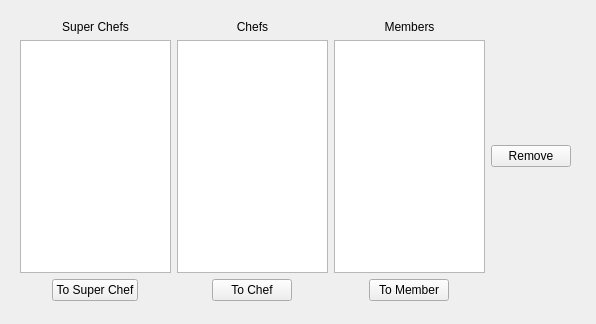
alexcoy257/lrnet, file src/rehearsalchef/superchefform.ui: the form before one commit.
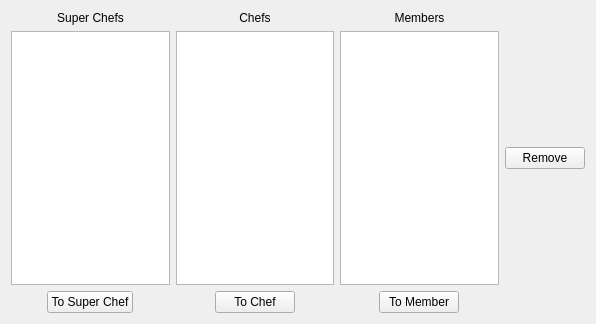
The form after the commit.

The edit to the form file:
```diff
--- a/src/rehearsalchef/superchefform.ui
+++ b/src/rehearsalchef/superchefform.ui
@@ -13,85 +13,7 @@
   <property name="windowTitle">
    <string>Form</string>
   </property>
-  <widget class="QWidget" name="gridLayoutWidget">
-   <property name="geometry">
-    <rect>
-     <x>20</x>
-     <y>20</y>
-     <width>551</width>
-     <height>281</height>
-    </rect>
-   </property>
-   <layout class="QGridLayout" name="gridLayout">
-    <item row="1" column="1">
-     <widget class="QListWidget" name="chefList"/>
-    </item>
-    <item row="0" column="2">
-     <widget class="QLabel" name="label_3">
-      <property name="text">
-       <string>Members</string>
-      </property>
-      <property name="alignment">
-       <set>Qt::AlignCenter</set>
-      </property>
-     </widget>
-    </item>
-    <item row="1" column="0">
-     <widget class="QListWidget" name="superChefList"/>
-    </item>
-    <item row="2" column="2">
-     <layout class="QHBoxLayout" name="horizontalLayout_3">
-      <item>
-       <spacer name="horizontalSpacer_5">
-        <property name="orientation">
-         <enum>Qt::Horizontal</enum>
-        </property>
-        <property name="sizeHint" stdset="0">
-         <size>
-          <width>40</width>
-          <height>20</height>
-         </size>
-        </property>
-       </spacer>
-      </item>
-      <item>
-       <widget class="QPushButton" name="toMember">
-        <property name="sizePolicy">
-         <sizepolicy hsizetype="Fixed" vsizetype="Fixed">
-          <horstretch>0</horstretch>
-          <verstretch>0</verstretch>
-         </sizepolicy>
-        </property>
-        <property name="text">
-         <string>To Member</string>
-        </property>
-       </widget>
-      </item>
-      <item>
-       <spacer name="horizontalSpacer_6">
-        <property name="orientation">
-         <enum>Qt::Horizontal</enum>
-        </property>
-        <property name="sizeHint" stdset="0">
-         <size>
-          <width>40</width>
-          <height>20</height>
-         </size>
-        </property>
-       </spacer>
-      </item>
-     </layout>
-    </item>
-    <item row="0" column="0">
-     <widget class="QLabel" name="label">
-      <property name="text">
-       <string>Super Chefs</string>
-      </property>
-      <property name="alignment">
-       <set>Qt::AlignCenter</set>
-      </property>
-     </widget>
-    </item>
+  <layout class="QGridLayout" name="gridLayout_2">
     <item row="0" column="1">
      <widget class="QLabel" name="label_2">
       <property name="text">
@@ -102,25 +24,17 @@
       </property>
      </widget>
     </item>
-    <item row="1" column="2">
-     <widget class="QListWidget" name="memberList"/>
-    </item>
-    <item row="2" column="1">
-     <layout class="QHBoxLayout" name="horizontalLayout_2">
-      <item>
-       <spacer name="horizontalSpacer_3">
-        <property name="orientation">
-         <enum>Qt::Horizontal</enum>
-        </property>
-        <property name="sizeHint" stdset="0">
+   <item row="1" column="1">
+    <widget class="QListWidget" name="chefList">
+     <property name="maximumSize">
          <size>
-          <width>40</width>
-          <height>20</height>
-         </size>
-        </property>
-       </spacer>
-      </item>
-      <item>
+       <width>16777215</width>
+       <height>16777215</height>
+      </size>
+     </property>
+    </widget>
+   </item>
+   <item row="2" column="1" alignment="Qt::AlignHCenter">
        <widget class="QPushButton" name="toChef">
         <property name="sizePolicy">
          <sizepolicy hsizetype="Fixed" vsizetype="Fixed">
@@ -136,64 +50,6 @@
         </property>
        </widget>
       </item>
-      <item>
-       <spacer name="horizontalSpacer_4">
-        <property name="orientation">
-         <enum>Qt::Horizontal</enum>
-        </property>
-        <property name="sizeHint" stdset="0">
-         <size>
-          <width>40</width>
-          <height>20</height>
-         </size>
-        </property>
-       </spacer>
-      </item>
-     </layout>
-    </item>
-    <item row="2" column="0">
-     <layout class="QHBoxLayout" name="horizontalLayout">
-      <item>
-       <spacer name="horizontalSpacer">
-        <property name="orientation">
-         <enum>Qt::Horizontal</enum>
-        </property>
-        <property name="sizeHint" stdset="0">
-         <size>
-          <width>40</width>
-          <height>20</height>
-         </size>
-        </property>
-       </spacer>
-      </item>
-      <item>
-       <widget class="QPushButton" name="toSuperChef">
-        <property name="sizePolicy">
-         <sizepolicy hsizetype="Fixed" vsizetype="Fixed">
-          <horstretch>0</horstretch>
-          <verstretch>0</verstretch>
-         </sizepolicy>
-        </property>
-        <property name="text">
-         <string>To Super Chef</string>
-        </property>
-       </widget>
-      </item>
-      <item>
-       <spacer name="horizontalSpacer_2">
-        <property name="orientation">
-         <enum>Qt::Horizontal</enum>
-        </property>
-        <property name="sizeHint" stdset="0">
-         <size>
-          <width>40</width>
-          <height>20</height>
-         </size>
-        </property>
-       </spacer>
-      </item>
-     </layout>
-    </item>
     <item row="1" column="3">
      <widget class="QPushButton" name="removeUsers">
       <property name="text">
@@ -201,8 +57,73 @@
       </property>
      </widget>
     </item>
-   </layout>
-  </widget>
+   <item row="1" column="0">
+    <widget class="QListWidget" name="superChefList">
+     <property name="maximumSize">
+      <size>
+       <width>16777215</width>
+       <height>16777215</height>
+      </size>
+     </property>
+    </widget>
+   </item>
+   <item row="0" column="0">
+    <widget class="QLabel" name="label">
+     <property name="text">
+      <string>Super Chefs</string>
+     </property>
+     <property name="alignment">
+      <set>Qt::AlignCenter</set>
+     </property>
+    </widget>
+   </item>
+   <item row="2" column="2" alignment="Qt::AlignHCenter|Qt::AlignVCenter">
+    <widget class="QPushButton" name="toMember">
+     <property name="sizePolicy">
+      <sizepolicy hsizetype="Fixed" vsizetype="Fixed">
+       <horstretch>0</horstretch>
+       <verstretch>0</verstretch>
+      </sizepolicy>
+     </property>
+     <property name="text">
+      <string>To Member</string>
+     </property>
+    </widget>
+   </item>
+   <item row="0" column="2">
+    <widget class="QLabel" name="label_3">
+     <property name="text">
+      <string>Members</string>
+     </property>
+     <property name="alignment">
+      <set>Qt::AlignCenter</set>
+     </property>
+    </widget>
+   </item>
+   <item row="2" column="0" alignment="Qt::AlignHCenter">
+    <widget class="QPushButton" name="toSuperChef">
+     <property name="sizePolicy">
+      <sizepolicy hsizetype="Fixed" vsizetype="Fixed">
+       <horstretch>0</horstretch>
+       <verstretch>0</verstretch>
+      </sizepolicy>
+     </property>
+     <property name="text">
+      <string>To Super Chef</string>
+     </property>
+    </widget>
+   </item>
+   <item row="1" column="2">
+    <widget class="QListWidget" name="memberList">
+     <property name="maximumSize">
+      <size>
+       <width>16777215</width>
+       <height>16777215</height>
+      </size>
+     </property>
+    </widget>
+   </item>
+  </layout>
  </widget>
  <resources/>
  <connections/>
```
Lines whose indentation alone changed are shown as unchanged.
